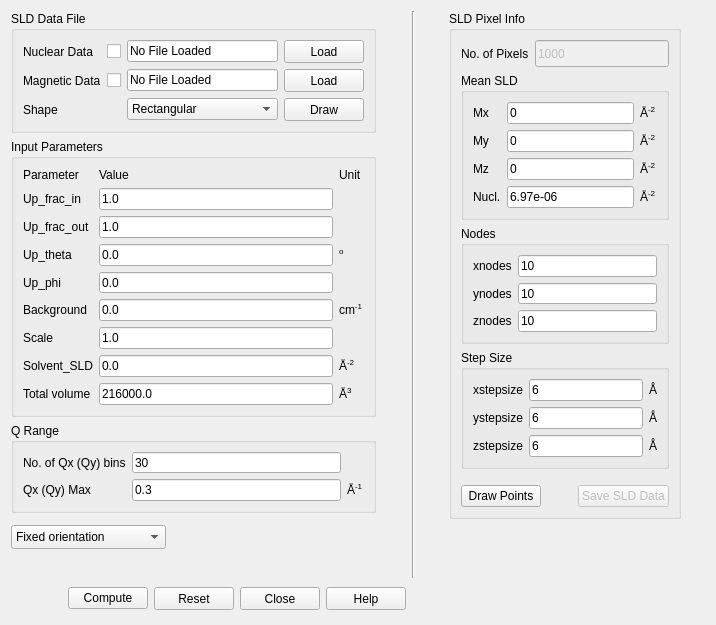
The window that src/sas/qtgui/Calculators/UI/GenericScatteringCalculator.ui (SasView/sasview) describes before a commit, drawn with Qt 5.
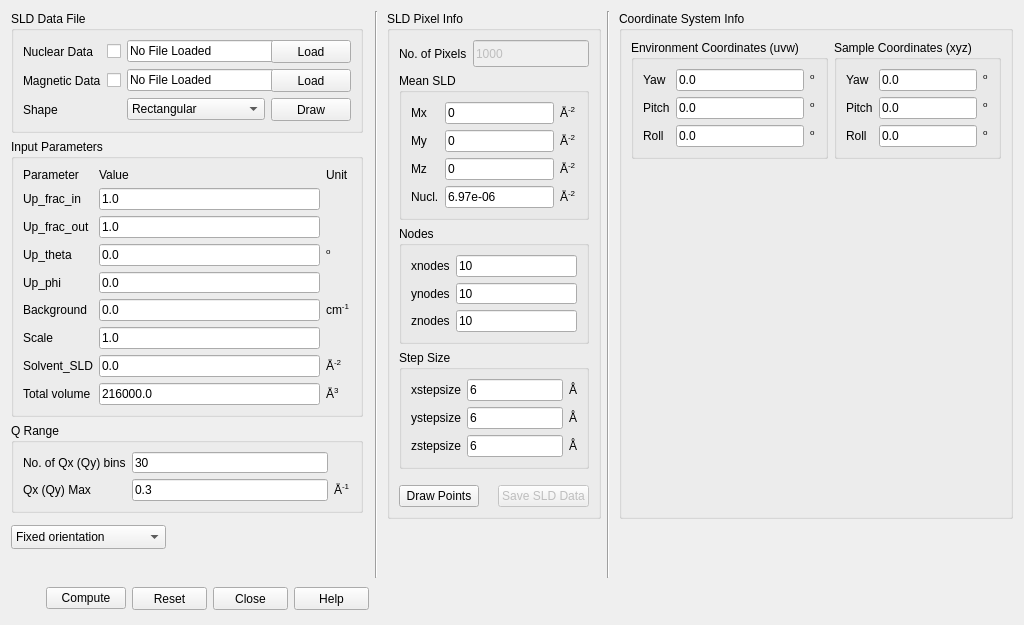
The same window after the commit. Icons and pictures are not drawn.

Commit message: addition of new coordinate systems and basic GUI

```diff
--- a/src/sas/qtgui/Calculators/UI/GenericScatteringCalculator.ui
+++ b/src/sas/qtgui/Calculators/UI/GenericScatteringCalculator.ui
@@ -6,7 +6,7 @@
    <rect>
     <x>0</x>
     <y>0</y>
-    <width>716</width>
+    <width>1024</width>
     <height>625</height>
    </rect>
   </property>
@@ -24,7 +24,7 @@
   </property>
   <property name="maximumSize">
    <size>
-    <width>800</width>
+    <width>1150</width>
     <height>700</height>
    </size>
   </property>
@@ -300,7 +300,7 @@
      </property>
     </widget>
    </item>
-   <item row="0" column="5" rowspan="5">
+   <item row="0" column="5" rowspan="5" colspan="2">
     <widget class="QGroupBox" name="groupBox_SLDPixelInfo">
      <property name="font">
       <font>
@@ -1491,6 +1491,368 @@
      </layout>
     </widget>
    </item>
+   <item row="0" column="7" rowspan="7" colspan="2">
+    <widget class="Line" name="line">
+     <property name="orientation">
+      <enum>Qt::Vertical</enum>
+     </property>
+    </widget>
+   </item>
+   <item row="0" column="9" rowspan="5" colspan="4">
+    <widget class="QGroupBox" name="groupBox_coordinateInfo">
+     <property name="font">
+      <font>
+       <weight>50</weight>
+       <bold>false</bold>
+      </font>
+     </property>
+     <property name="title">
+      <string>Coordinate System Info</string>
+     </property>
+     <layout class="QGridLayout" name="gridLayout_13">
+      <item row="0" column="0" colspan="4">
+       <widget class="QGroupBox" name="groupBox_7">
+        <property name="font">
+         <font>
+          <weight>50</weight>
+          <bold>false</bold>
+         </font>
+        </property>
+        <property name="title">
+         <string>Environment Coordinates (uvw)</string>
+        </property>
+        <layout class="QGridLayout" name="gridLayout_14">
+          <item row="0" column="0">
+           <widget class="QLabel" name="lblEnvYaw">
+            <property name="font">
+             <font>
+              <weight>50</weight>
+              <bold>false</bold>
+             </font>
+            </property>
+            <property name="toolTip">
+             <string>&lt;html&gt;&lt;head/&gt;&lt;body&gt;&lt;p&gt;The yaw angle of the environment coordinates from the beamline coordinates.&lt;/p&gt;&lt;/body&gt;&lt;/html&gt;</string>
+            </property>
+            <property name="text">
+             <string>Yaw</string>
+            </property>
+           </widget>
+          </item>
+          <item row="0" column="1">
+           <widget class="QLineEdit" name="txtEnvYaw">
+            <property name="minimumSize">
+             <size>
+              <width>0</width>
+              <height>18</height>
+             </size>
+            </property>
+            <property name="font">
+             <font>
+              <weight>50</weight>
+              <bold>false</bold>
+             </font>
+            </property>
+            <property name="toolTip">
+             <string>&lt;html&gt;&lt;head/&gt;&lt;body&gt;&lt;p&gt;The yaw angle of the environment coordinates from the beamline coordinates.&lt;/p&gt;&lt;/body&gt;&lt;/html&gt;</string>
+            </property>
+            <property name="text">
+             <string>0.0</string>
+            </property>
+           </widget>
+          </item>
+          <item row="0" column="2">
+           <widget class="QLabel" name="lblEnvYawUnit">
+            <property name="font">
+             <font>
+              <weight>50</weight>
+              <bold>false</bold>
+             </font>
+            </property>
+            <property name="text">
+             <string>&lt;html&gt;&lt;head/&gt;&lt;body&gt;&lt;p&gt;&lt;span style=&quot; vertical-align:super;&quot;&gt;o&lt;/span&gt;&lt;/p&gt;&lt;/body&gt;&lt;/html&gt;</string>
+            </property>
+           </widget>
+          </item>
+          <item row="1" column="0">
+           <widget class="QLabel" name="lblEnvPitch">
+            <property name="font">
+             <font>
+              <weight>50</weight>
+              <bold>false</bold>
+             </font>
+            </property>
+            <property name="toolTip">
+             <string>&lt;html&gt;&lt;head/&gt;&lt;body&gt;&lt;p&gt;The pitch angle of the environment coordinates from the beamline coordinates.&lt;/p&gt;&lt;/body&gt;&lt;/html&gt;</string>
+            </property>
+            <property name="text">
+             <string>Pitch</string>
+            </property>
+           </widget>
+          </item>
+          <item row="1" column="1">
+           <widget class="QLineEdit" name="txtEnvPitch">
+            <property name="minimumSize">
+             <size>
+              <width>0</width>
+              <height>18</height>
+             </size>
+            </property>
+            <property name="font">
+             <font>
+              <weight>50</weight>
+              <bold>false</bold>
+             </font>
+            </property>
+            <property name="toolTip">
+             <string>&lt;html&gt;&lt;head/&gt;&lt;body&gt;&lt;p&gt;The pitch angle of the environment coordinates from the beamline coordinates.&lt;/p&gt;&lt;/body&gt;&lt;/html&gt;</string>
+            </property>
+            <property name="text">
+             <string>0.0</string>
+            </property>
+           </widget>
+          </item>
+          <item row="1" column="2">
+           <widget class="QLabel" name="lblEnvPitchUnit">
+            <property name="font">
+             <font>
+              <weight>50</weight>
+              <bold>false</bold>
+             </font>
+            </property>
+            <property name="text">
+             <string>&lt;html&gt;&lt;head/&gt;&lt;body&gt;&lt;p&gt;&lt;span style=&quot; vertical-align:super;&quot;&gt;o&lt;/span&gt;&lt;/p&gt;&lt;/body&gt;&lt;/html&gt;</string>
+            </property>
+           </widget>
+          </item>
+          <item row="2" column="0">
+           <widget class="QLabel" name="lblEnvRoll">
+            <property name="font">
+             <font>
+              <weight>50</weight>
+              <bold>false</bold>
+             </font>
+            </property>
+            <property name="toolTip">
+             <string>&lt;html&gt;&lt;head/&gt;&lt;body&gt;&lt;p&gt;The roll angle of the environment coordinates from the beamline coordinates.&lt;/p&gt;&lt;/body&gt;&lt;/html&gt;</string>
+            </property>
+            <property name="text">
+             <string>Roll</string>
+            </property>
+           </widget>
+          </item>
+          <item row="2" column="1">
+           <widget class="QLineEdit" name="txtEnvRoll">
+            <property name="minimumSize">
+             <size>
+              <width>0</width>
+              <height>18</height>
+             </size>
+            </property>
+            <property name="font">
+             <font>
+              <weight>50</weight>
+              <bold>false</bold>
+             </font>
+            </property>
+            <property name="toolTip">
+             <string>&lt;html&gt;&lt;head/&gt;&lt;body&gt;&lt;p&gt;The roll angle of the environment coordinates from the beamline coordinates.&lt;/p&gt;&lt;/body&gt;&lt;/html&gt;</string>
+            </property>
+            <property name="text">
+             <string>0.0</string>
+            </property>
+           </widget>
+          </item>
+          <item row="2" column="2">
+           <widget class="QLabel" name="lblEnvRollUnit">
+            <property name="font">
+             <font>
+              <weight>50</weight>
+              <bold>false</bold>
+             </font>
+            </property>
+            <property name="text">
+             <string>&lt;html&gt;&lt;head/&gt;&lt;body&gt;&lt;p&gt;&lt;span style=&quot; vertical-align:super;&quot;&gt;o&lt;/span&gt;&lt;/p&gt;&lt;/body&gt;&lt;/html&gt;</string>
+            </property>
+           </widget>
+          </item>
+        </layout>
+       </widget>
+      </item>
+      <item row="0" column="4" colspan="4">
+       <widget class="QGroupBox" name="groupBox_7">
+        <property name="font">
+         <font>
+          <weight>50</weight>
+          <bold>false</bold>
+         </font>
+        </property>
+        <property name="title">
+         <string>Sample Coordinates (xyz)</string>
+        </property>
+        <layout class="QGridLayout" name="gridLayout_14">
+          <item row="0" column="0">
+           <widget class="QLabel" name="lblSampleYaw">
+            <property name="font">
+             <font>
+              <weight>50</weight>
+              <bold>false</bold>
+             </font>
+            </property>
+            <property name="toolTip">
+             <string>&lt;html&gt;&lt;head/&gt;&lt;body&gt;&lt;p&gt;The yaw angle of the sample coordinates from the environment coordinates.&lt;/p&gt;&lt;/body&gt;&lt;/html&gt;</string>
+            </property>
+            <property name="text">
+             <string>Yaw</string>
+            </property>
+           </widget>
+          </item>
+          <item row="0" column="1">
+           <widget class="QLineEdit" name="txtSampleYaw">
+            <property name="minimumSize">
+             <size>
+              <width>0</width>
+              <height>18</height>
+             </size>
+            </property>
+            <property name="font">
+             <font>
+              <weight>50</weight>
+              <bold>false</bold>
+             </font>
+            </property>
+            <property name="toolTip">
+             <string>&lt;html&gt;&lt;head/&gt;&lt;body&gt;&lt;p&gt;The yaw angle of the sample coordinates from the environment coordinates.&lt;/p&gt;&lt;/body&gt;&lt;/html&gt;</string>
+            </property>
+            <property name="text">
+             <string>0.0</string>
+            </property>
+           </widget>
+          </item>
+          <item row="0" column="2">
+           <widget class="QLabel" name="lblSampleYawUnit">
+            <property name="font">
+             <font>
+              <weight>50</weight>
+              <bold>false</bold>
+             </font>
+            </property>
+            <property name="text">
+             <string>&lt;html&gt;&lt;head/&gt;&lt;body&gt;&lt;p&gt;&lt;span style=&quot; vertical-align:super;&quot;&gt;o&lt;/span&gt;&lt;/p&gt;&lt;/body&gt;&lt;/html&gt;</string>
+            </property>
+           </widget>
+          </item>
+          <item row="1" column="0">
+           <widget class="QLabel" name="lblSamplePitch">
+            <property name="font">
+             <font>
+              <weight>50</weight>
+              <bold>false</bold>
+             </font>
+            </property>
+            <property name="toolTip">
+             <string>&lt;html&gt;&lt;head/&gt;&lt;body&gt;&lt;p&gt;The pitch angle of the sample coordinates from the environment coordinates.&lt;/p&gt;&lt;/body&gt;&lt;/html&gt;</string>
+            </property>
+            <property name="text">
+             <string>Pitch</string>
+            </property>
+           </widget>
+          </item>
+          <item row="1" column="1">
+           <widget class="QLineEdit" name="txtSamplePitch">
+            <property name="minimumSize">
+             <size>
+              <width>0</width>
+              <height>18</height>
+             </size>
+            </property>
+            <property name="font">
+             <font>
+              <weight>50</weight>
+              <bold>false</bold>
+             </font>
+            </property>
+            <property name="toolTip">
+             <string>&lt;html&gt;&lt;head/&gt;&lt;body&gt;&lt;p&gt;The pitch angle of the sample coordinates from the environment coordinates.&lt;/p&gt;&lt;/body&gt;&lt;/html&gt;</string>
+            </property>
+            <property name="text">
+             <string>0.0</string>
+            </property>
+           </widget>
+          </item>
+          <item row="1" column="2">
+           <widget class="QLabel" name="lblSamplePitchUnit">
+            <property name="font">
+             <font>
+              <weight>50</weight>
+              <bold>false</bold>
+             </font>
+            </property>
+            <property name="text">
+             <string>&lt;html&gt;&lt;head/&gt;&lt;body&gt;&lt;p&gt;&lt;span style=&quot; vertical-align:super;&quot;&gt;o&lt;/span&gt;&lt;/p&gt;&lt;/body&gt;&lt;/html&gt;</string>
+            </property>
+           </widget>
+          </item>
+          <item row="2" column="0">
+           <widget class="QLabel" name="lblSampleRoll">
+            <property name="font">
+             <font>
+              <weight>50</weight>
+              <bold>false</bold>
+             </font>
+            </property>
+            <property name="toolTip">
+             <string>&lt;html&gt;&lt;head/&gt;&lt;body&gt;&lt;p&gt;The roll angle of the sample coordinates from the environment coordinates.&lt;/p&gt;&lt;/body&gt;&lt;/html&gt;</string>
+            </property>
+            <property name="text">
+             <string>Roll</string>
+            </property>
+           </widget>
+          </item>
+          <item row="2" column="1">
+           <widget class="QLineEdit" name="txtSampleRoll">
+            <property name="minimumSize">
+             <size>
+              <width>0</width>
+              <height>18</height>
+             </size>
+            </property>
+            <property name="font">
+             <font>
+              <weight>50</weight>
+              <bold>false</bold>
+             </font>
+            </property>
+            <property name="toolTip">
+             <string>&lt;html&gt;&lt;head/&gt;&lt;body&gt;&lt;p&gt;The roll angle of the sample coordinates from the enivronment coordinates.&lt;/p&gt;&lt;/body&gt;&lt;/html&gt;</string>
+            </property>
+            <property name="text">
+             <string>0.0</string>
+            </property>
+           </widget>
+          </item>
+          <item row="2" column="2">
+           <widget class="QLabel" name="lblSampleRollUnit">
+            <property name="font">
+             <font>
+              <weight>50</weight>
+              <bold>false</bold>
+             </font>
+            </property>
+            <property name="text">
+             <string>&lt;html&gt;&lt;head/&gt;&lt;body&gt;&lt;p&gt;&lt;span style=&quot; vertical-align:super;&quot;&gt;o&lt;/span&gt;&lt;/p&gt;&lt;/body&gt;&lt;/html&gt;</string>
+            </property>
+           </widget>
+          </item>
+        </layout>
+       </widget>
+      </item>
+      <item row="1" column="0" rowspan="4" colspan="8">
+       <widget class="QWidget" name="coordDisplay">
+       </widget>
+      </item>
+     </layout>
+    </widget>
+   </item>
    <item row="3" column="6">
     <spacer name="horizontalSpacer_4">
      <property name="orientation">
```
The commit also changes 6 other files.
